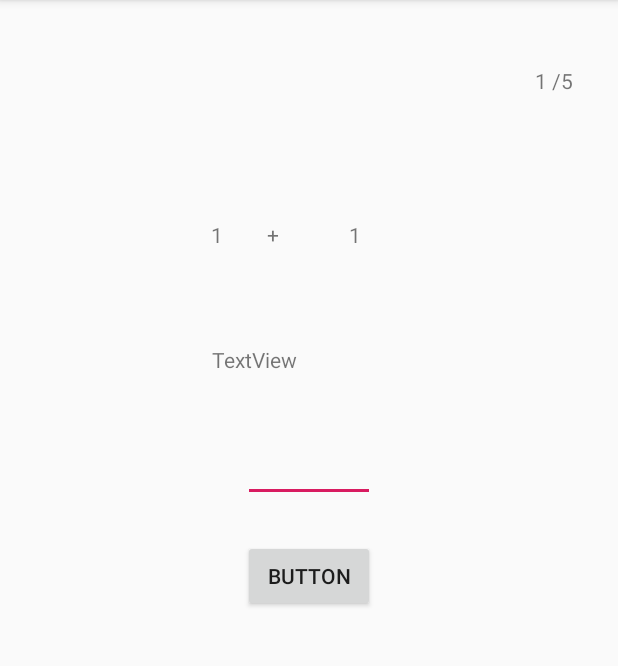
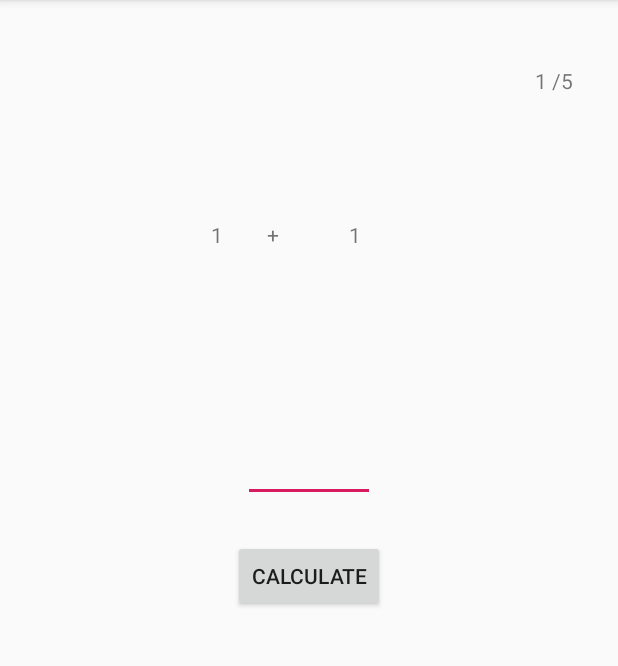
Before and after one commit to ashanettem/QuickMath, an Android app: the allcalculation screen opened directly, with no data from a screen before it, on a phone screen of 412 x 824 dp, the part 84-750 px from its top. Run offline under Robolectric (Android 15) with nearby library versions, the phone set to English and light mode, and no system bars; our stand-ins replace Firebase (no records; nobody signed in at launch, a user with empty details on screens opened directly); 4 statements that could not run were skipped.

Commit message:
Modified allCalulation.xml

```diff
--- a/app/src/main/res/layout/activity_allcalculation.xml
+++ b/app/src/main/res/layout/activity_allcalculation.xml
@@ -9,7 +9,7 @@
         android:id="@+id/num_one"
         android:layout_width="wrap_content"
         android:layout_height="wrap_content"
-        android:text="TextView"
+        android:text=""
         app:layout_constraintBottom_toBottomOf="parent"
         app:layout_constraintEnd_toStartOf="@+id/textView2"
         app:layout_constraintHorizontal_bias="0.829"
@@ -23,7 +23,7 @@
         android:layout_height="wrap_content"
         android:layout_marginStart="176dp"
         android:gravity="center"
-        android:text="+"
+        android:text="@string/plus"
         app:layout_constraintBottom_toBottomOf="parent"
         app:layout_constraintEnd_toEndOf="parent"
         app:layout_constraintHorizontal_bias="0.008"
@@ -36,7 +36,7 @@
         android:layout_width="wrap_content"
         android:layout_height="wrap_content"
         android:gravity="center"
-        android:text="TextView"
+        android:text=""
         app:layout_constraintBottom_toBottomOf="parent"
         app:layout_constraintEnd_toEndOf="parent"
         app:layout_constraintHorizontal_bias="0.576"
@@ -48,7 +48,6 @@
         android:id="@+id/result"
         android:layout_width="75dp"
         android:layout_height="31dp"
-        android:text="TextView"
         app:layout_constraintBottom_toBottomOf="parent"
         app:layout_constraintEnd_toEndOf="parent"
         app:layout_constraintHorizontal_bias="0.419"
@@ -60,8 +59,7 @@
         android:id="@+id/button"
         android:layout_width="wrap_content"
         android:layout_height="wrap_content"
-        android:text="Button"
-        android:onClick="onclick"
+        android:text="@string/calculate"
         app:layout_constraintBottom_toBottomOf="parent"
         app:layout_constraintEnd_toEndOf="parent"
         app:layout_constraintStart_toStartOf="parent"
@@ -72,7 +70,7 @@
         android:layout_width="wrap_content"
         android:layout_height="wrap_content"
         android:layout_marginTop="44dp"
-        android:text="TextView"
+        android:text=""
         app:layout_constraintBottom_toBottomOf="parent"
         app:layout_constraintEnd_toEndOf="parent"
         app:layout_constraintHorizontal_bias="0.923"
--- a/app/src/main/res/values/strings.xml
+++ b/app/src/main/res/values/strings.xml
@@ -8,4 +8,6 @@
     <string name="_10_questions">10 Questions</string>
     <string name="_15_questions">15 Questions</string>
     <string name="logout">LogOut</string>
+    <string name="calculate">Calculate</string>
+    <string name="plus">+</string>
 </resources>
```
